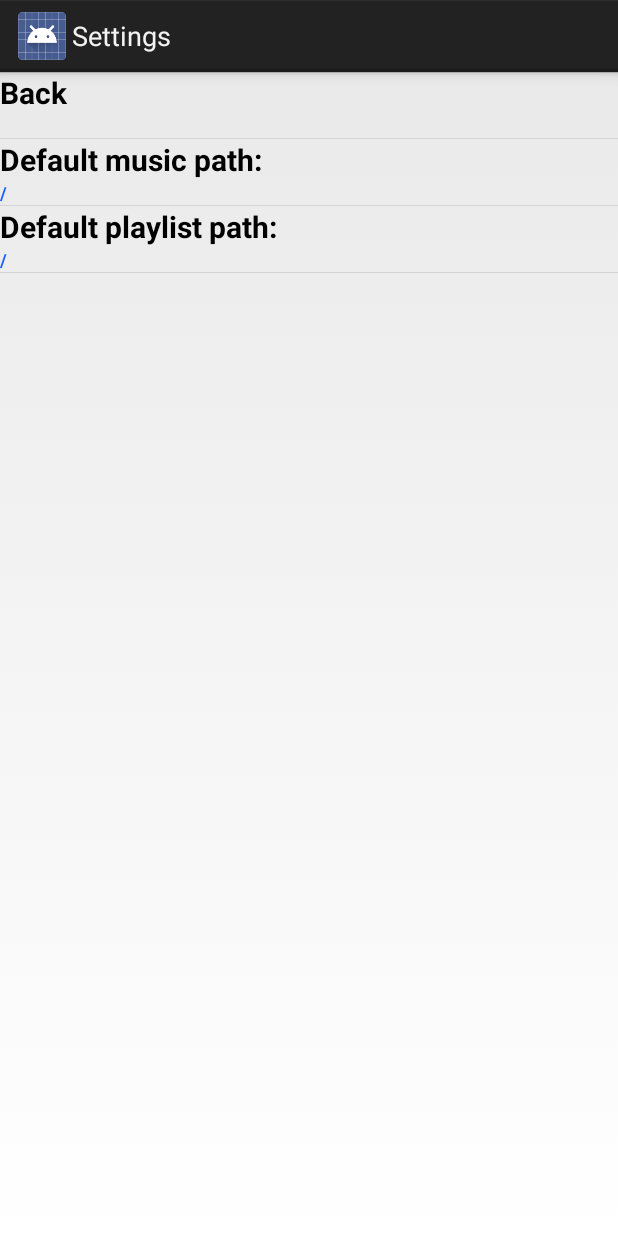
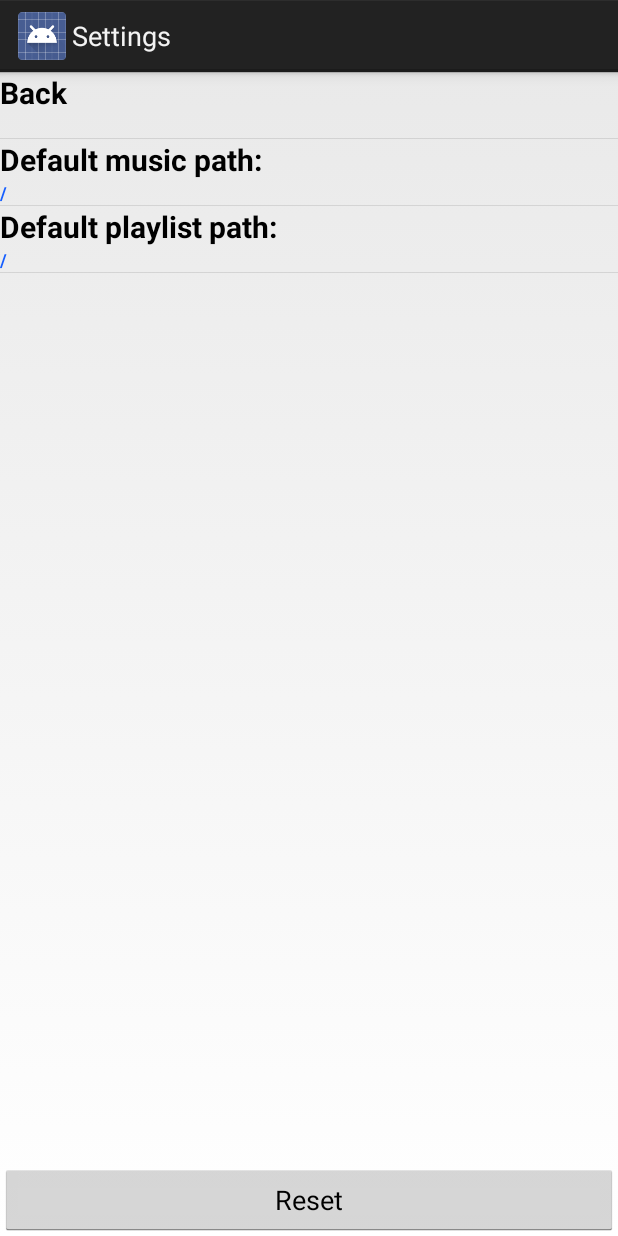
Before and after one commit to pupsikus/PlaylistGenerator, an Android app: the Settings_activity screen opened directly, with no data from a screen before it, on a phone screen of 412 x 824 dp. Run offline under Robolectric (Android 15) with nearby library versions, the light colour scheme and no system bars.

Commit message:
Added update of settings paths.

```diff
--- a/src/main/java/com/playlist/playlist_generator/MainActivity.java
+++ b/src/main/java/com/playlist/playlist_generator/MainActivity.java
@@ -236,8 +236,8 @@ public class MainActivity extends ListActivity implements OnClickListener {
         if (c.moveToFirst()) {
             int PathToPL_ColIndex = c.getColumnIndex("pl_path");
             String defaultPlPath = c.getString(PathToPL_ColIndex);
-            if (!defaultPlPath.equals("")){
-                btnPathToPL.setText(defaultPlPath);
+            if (defaultPlPath!=null && !defaultPlPath.equals("")){
+                    btnPathToPL.setText(defaultPlPath);
             }
         }
         c.close();
--- a/src/main/res/layout/activity_settings.xml
+++ b/src/main/res/layout/activity_settings.xml
@@ -9,4 +9,13 @@
         android:layout_height="0dip"
         android:layout_weight="1">
     </ListView>
+    <Button
+        android:text="@string/clear_db"
+        android:layout_width="fill_parent"
+        android:layout_height="wrap_content"
+        android:id="@+id/clear_db"
+        android:layout_gravity="center_horizontal"
+        android:visibility="visible"
+        android:layout_weight="0">
+    </Button>
 </LinearLayout>
--- a/src/main/res/values/strings.xml
+++ b/src/main/res/values/strings.xml
@@ -33,6 +33,7 @@
     <string name="Settings_Back">Back</string>
     <string name="Settings_Music_Path">Default music path:</string>
     <string name="Settings_PL_Path">Default playlist path:</string>
+    <string name="clear_db">Reset</string>
 
 
 
```
Also changed, not shown: src/main/java/com/playlist/playlist_generator/PL_Path_Activity.java (+35 -1 lines), src/main/java/com/playlist/playlist_generator/Settings_activity.java (+22 -5 lines), 1 other file.
